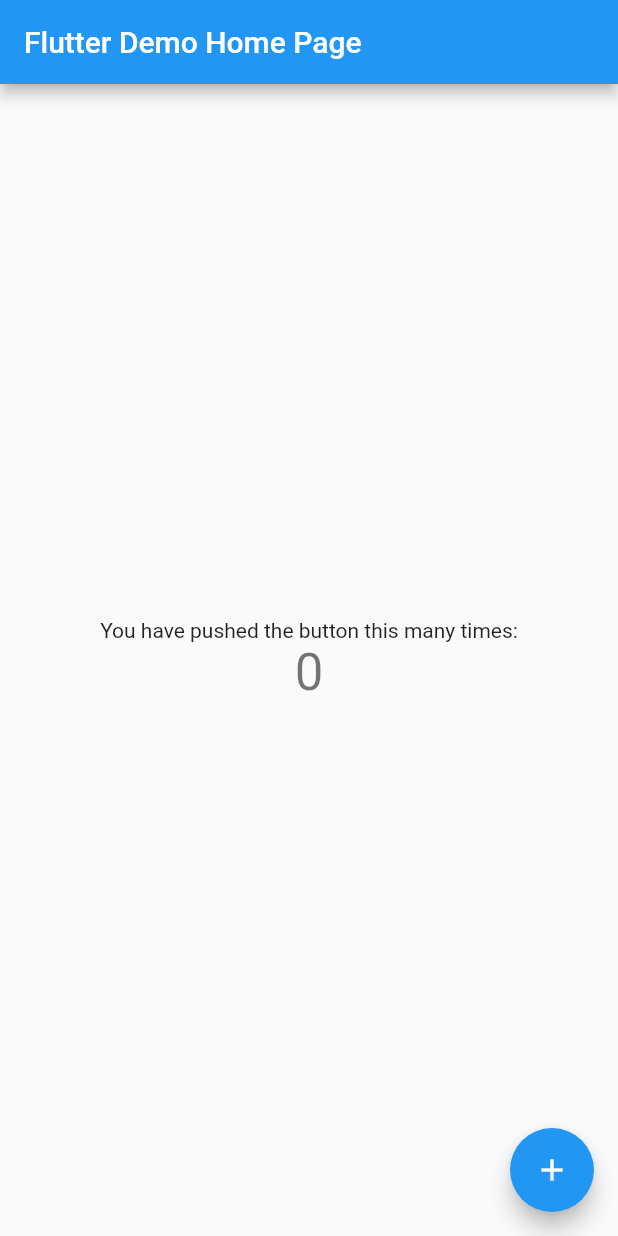
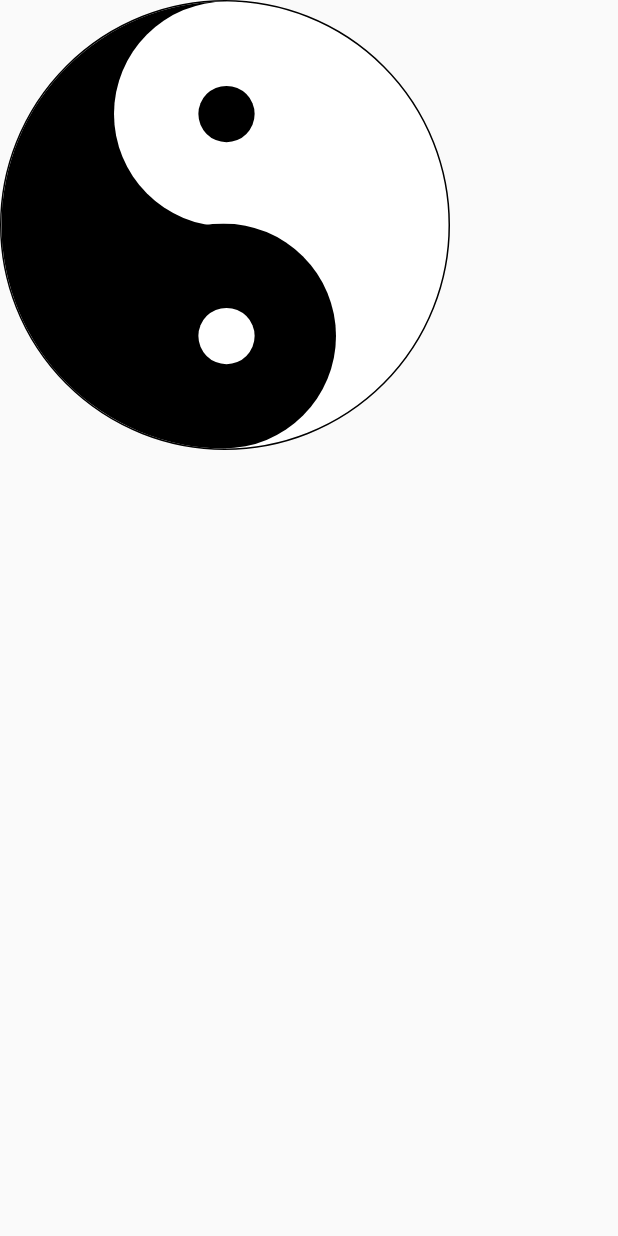
Before and after one commit to guchengxi1994/taichi, a Flutter app: the screen it shows after launch, on a phone screen of 412 x 824 dp. Run offline on Flutter 3.47's test engine with Material 2 defaults, Android fonts, the phone set to English and light mode, and no system bars.

Commit message:
first commit

```diff
--- a/example/lib/main.dart
+++ b/example/lib/main.dart
@@ -1,4 +1,5 @@
 import 'package:flutter/material.dart';
+import 'package:taichi/taichi.dart';
 
 void main() {
   runApp(const MyApp());
@@ -13,103 +14,27 @@ class MyApp extends StatelessWidget {
     return MaterialApp(
       title: 'Flutter Demo',
       theme: ThemeData(
-        // This is the theme of your application.
-        //
-        // Try running your application with "flutter run". You'll see the
-        // application has a blue toolbar. Then, without quitting the app, try
-        // changing the primarySwatch below to Colors.green and then invoke
-        // "hot reload" (press "r" in the console where you ran "flutter run",
-        // or simply save your changes to "hot reload" in a Flutter IDE).
-        // Notice that the counter didn't reset back to zero; the application
-        // is not restarted.
         primarySwatch: Colors.blue,
       ),
-      home: const MyHomePage(title: 'Flutter Demo Home Page'),
+      home: MainPage(),
     );
   }
 }
 
-class MyHomePage extends StatefulWidget {
-  const MyHomePage({Key? key, required this.title}) : super(key: key);
-
-  // This widget is the home page of your application. It is stateful, meaning
-  // that it has a State object (defined below) that contains fields that affect
-  // how it looks.
-
-  // This class is the configuration for the state. It holds the values (in this
-  // case the title) provided by the parent (in this case the App widget) and
-  // used by the build method of the State. Fields in a Widget subclass are
-  // always marked "final".
-
-  final String title;
+class MainPage extends StatefulWidget {
+  MainPage({Key? key}) : super(key: key);
 
   @override
-  State<MyHomePage> createState() => _MyHomePageState();
+  State<MainPage> createState() => _MainPageState();
 }
 
-class _MyHomePageState extends State<MyHomePage> {
-  int _counter = 0;
-
-  void _incrementCounter() {
-    setState(() {
-      // This call to setState tells the Flutter framework that something has
-      // changed in this State, which causes it to rerun the build method below
-      // so that the display can reflect the updated values. If we changed
-      // _counter without calling setState(), then the build method would not be
-      // called again, and so nothing would appear to happen.
-      _counter++;
-    });
-  }
-
+class _MainPageState extends State<MainPage> {
   @override
   Widget build(BuildContext context) {
-    // This method is rerun every time setState is called, for instance as done
-    // by the _incrementCounter method above.
-    //
-    // The Flutter framework has been optimized to make rerunning build methods
-    // fast, so that you can just rebuild anything that needs updating rather
-    // than having to individually change instances of widgets.
     return Scaffold(
-      appBar: AppBar(
-        // Here we take the value from the MyHomePage object that was created by
-        // the App.build method, and use it to set our appbar title.
-        title: Text(widget.title),
+      body: TaichiStatelessWidget(
+        size: 300,
       ),
-      body: Center(
-        // Center is a layout widget. It takes a single child and positions it
-        // in the middle of the parent.
-        child: Column(
-          // Column is also a layout widget. It takes a list of children and
-          // arranges them vertically. By default, it sizes itself to fit its
-          // children horizontally, and tries to be as tall as its parent.
-          //
-          // Invoke "debug painting" (press "p" in the console, choose the
-          // "Toggle Debug Paint" action from the Flutter Inspector in Android
-          // Studio, or the "Toggle Debug Paint" command in Visual Studio Code)
-          // to see the wireframe for each widget.
-          //
-          // Column has various properties to control how it sizes itself and
-          // how it positions its children. Here we use mainAxisAlignment to
-          // center the children vertically; the main axis here is the vertical
-          // axis because Columns are vertical (the cross axis would be
-          // horizontal).
-          mainAxisAlignment: MainAxisAlignment.center,
-          children: <Widget>[
-            const Text(
-              'You have pushed the button this many times:',
-            ),
-            Text(
-              '$_counter',
-              style: Theme.of(context).textTheme.headline4,
-            ),
-          ],
-        ),
-      ),
-      floatingActionButton: FloatingActionButton(
-        onPressed: _incrementCounter,
-        tooltip: 'Increment',
-        child: const Icon(Icons.add),
-      ), // This trailing comma makes auto-formatting nicer for build methods.
     );
   }
 }
--- /dev/null
+++ b/lib/src/taichi/t_stateless_widget.dart
@@ -0,0 +1,92 @@
+import 'package:flutter/material.dart';
+
+/// a simple taichi sample
+class TaichiStatelessWidget extends StatelessWidget {
+  const TaichiStatelessWidget({Key? key, required this.size}) : super(key: key);
+  final double size;
+
+  @override
+  Widget build(BuildContext context) {
+    return Container(
+      height: size,
+      width: size,
+      child: Stack(children: [
+        // left side
+        Positioned(
+            child: ClipRRect(
+          borderRadius: BorderRadius.only(
+              bottomLeft: Radius.circular(size),
+              topLeft: Radius.circular(size)),
+          child: Container(
+              height: size,
+              width: 0.5 * size,
+              decoration: const BoxDecoration(
+                  color: Colors.black,
+                  border: Border(left: BorderSide(color: Colors.black)))),
+        )),
+
+        // center white circle
+        Positioned(
+            top: 0,
+            left: 0.25 * size,
+            child: ClipRRect(
+              borderRadius: BorderRadius.all(Radius.circular(0.25 * size)),
+              // BorderRadius.only(bottomLeft: Radius.circular(0.25 * size)),
+              child: Container(
+                  height: 0.5 * size,
+                  width: 0.5 * size,
+                  decoration: const BoxDecoration(
+                    color: Colors.white,
+                  )),
+            )),
+
+        // center black circle
+        Positioned(
+            bottom: 0,
+            right: 0.25 * size,
+            child: ClipRRect(
+              borderRadius: BorderRadius.all(Radius.circular(0.25 * size)),
+              // BorderRadius.only(bottomLeft: Radius.circular(0.25 * size)),
+              child: Container(
+                height: 0.5 * size,
+                width: 0.5 * size,
+                decoration: const BoxDecoration(
+                  color: Colors.black,
+                ),
+              ),
+            )),
+
+        // small black dot
+
+        Positioned(
+            top: 0.125 * size * 1.5,
+            left: 0.5 * size - 0.125 * 0.5 * size,
+            height: 0.125 * size,
+            width: 0.125 * size,
+            child: Container(
+              decoration: BoxDecoration(
+                color: Colors.black,
+                borderRadius: BorderRadius.circular(0.125 * size),
+              ),
+            )),
+
+        // small white dot
+        Positioned(
+            bottom: 0.125 * 1.5 * size,
+            left: 0.5 * size - 0.125 * 0.5 * size,
+            height: 0.125 * size,
+            width: 0.125 * size,
+            child: Container(
+              decoration: BoxDecoration(
+                color: Colors.white,
+                borderRadius: BorderRadius.circular(0.125 * size),
+              ),
+            )),
+      ]),
+      decoration: BoxDecoration(
+          color: Colors.white,
+          borderRadius: BorderRadius.circular(0.5 * size),
+          border: Border.all(color: Colors.black)),
+    );
+  }
+}
--- /dev/null
+++ b/lib/src/taichi/taichi.dart
@@ -0,0 +1 @@
+export './t_stateless_widget.dart';
--- a/lib/taichi.dart
+++ b/lib/taichi.dart
@@ -1 +1,3 @@
 library taichi;
+
+export './src/taichi/taichi.dart';
--- a/pubspec.yaml
+++ b/pubspec.yaml
@@ -3,7 +3,7 @@ description: A(n) (combinition of) interesting UI widget(s).
 
 # The following line prevents the package from being accidentally published to
 # pub.dev using `flutter pub publish`. This is preferred for private packages.
-publish_to: 'none' # Remove this line if you wish to publish to pub.dev
+# publish_to: 'none' # Remove this line if you wish to publish to pub.dev
 
 # The following defines the version and build number for your application.
 # A version number is three numbers separated by dots, like 1.2.43
@@ -15,7 +15,7 @@ publish_to: 'none' # Remove this line if you wish to publish to pub.dev
 # In iOS, build-name is used as CFBundleShortVersionString while build-number used as CFBundleVersion.
 # Read more about iOS versioning at
 # https://developer.apple.com/library/archive/documentation/General/Reference/InfoPlistKeyReference/Articles/CoreFoundationKeys.html
-version: 1.0.0+1
+version: 0.0.1-dev
 
 environment:
   sdk: ">=2.16.2 <3.0.0"
```
Also changed, not shown: 2 other files.
